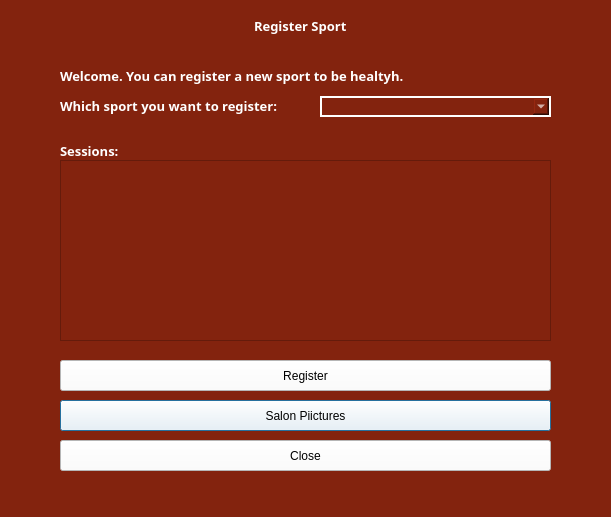
This is registerSportPage.ui in kevserarica/Sportspark as Qt 5 draws it before an edit. The edited form follows.
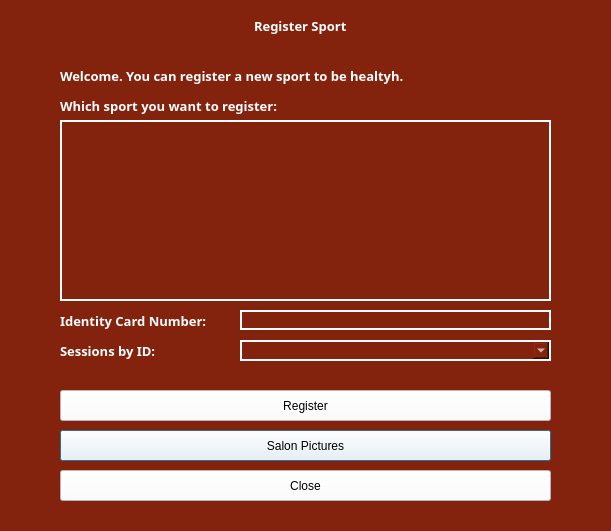
This is the edited form.

Commit message: end adminPageAddingSport Page

What changed in the file:
```diff
--- a/registerSportPage.ui
+++ b/registerSportPage.ui
@@ -7,7 +7,7 @@
     <x>0</x>
     <y>0</y>
     <width>611</width>
-    <height>517</height>
+    <height>531</height>
    </rect>
   </property>
   <property name="windowTitle">
@@ -42,7 +42,7 @@
    <property name="geometry">
     <rect>
      <x>60</x>
-     <y>400</y>
+     <y>430</y>
      <width>491</width>
      <height>31</height>
     </rect>
@@ -51,14 +51,14 @@
     <string notr="true">background-color: white; color: black</string>
    </property>
    <property name="text">
-    <string>Salon Piictures</string>
+    <string>Salon Pictures</string>
    </property>
   </widget>
   <widget class="QPushButton" name="closeButton">
    <property name="geometry">
     <rect>
      <x>60</x>
-     <y>440</y>
+     <y>470</y>
      <width>491</width>
      <height>31</height>
     </rect>
@@ -115,9 +115,9 @@
   <widget class="QComboBox" name="comboBox">
    <property name="geometry">
     <rect>
-     <x>320</x>
-     <y>96</y>
-     <width>231</width>
+     <x>240</x>
+     <y>340</y>
+     <width>311</width>
      <height>21</height>
     </rect>
    </property>
@@ -130,8 +130,8 @@
    <property name="geometry">
     <rect>
      <x>60</x>
-     <y>141</y>
-     <width>251</width>
+     <y>341</y>
+     <width>111</width>
      <height>20</height>
     </rect>
    </property>
@@ -144,14 +144,14 @@
     </font>
    </property>
    <property name="text">
-    <string>Sessions:</string>
+    <string>Sessions by ID:</string>
    </property>
   </widget>
   <widget class="QPushButton" name="registerButton">
    <property name="geometry">
     <rect>
      <x>60</x>
-     <y>360</y>
+     <y>390</y>
      <width>491</width>
      <height>31</height>
     </rect>
@@ -167,10 +167,49 @@
    <property name="geometry">
     <rect>
      <x>60</x>
-     <y>160</y>
+     <y>120</y>
      <width>491</width>
      <height>181</height>
     </rect>
+   </property>
+   <property name="styleSheet">
+    <string notr="true">background-color: #83230E;
+color: white;border:2px solid white</string>
+   </property>
+  </widget>
+  <widget class="QLabel" name="label_9">
+   <property name="geometry">
+    <rect>
+     <x>60</x>
+     <y>311</y>
+     <width>161</width>
+     <height>20</height>
+    </rect>
+   </property>
+   <property name="font">
+    <font>
+     <family>Arial Black</family>
+     <pointsize>10</pointsize>
+     <weight>75</weight>
+     <bold>true</bold>
+    </font>
+   </property>
+   <property name="text">
+    <string>Identity Card Number:</string>
+   </property>
+  </widget>
+  <widget class="QLineEdit" name="tcLineEdit">
+   <property name="geometry">
+    <rect>
+     <x>240</x>
+     <y>310</y>
+     <width>311</width>
+     <height>20</height>
+    </rect>
+   </property>
+   <property name="styleSheet">
+    <string notr="true">background-color: #83230E;
+color: white;border:2px solid white</string>
    </property>
   </widget>
  </widget>
```
The commit also changes 4 other files.
